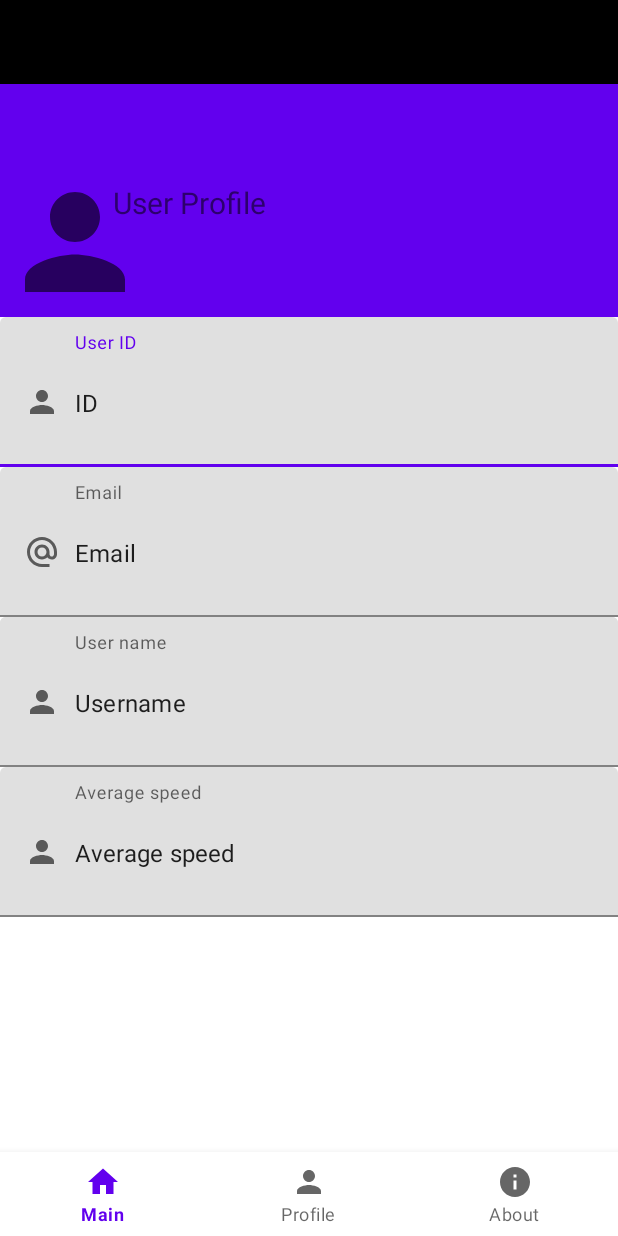
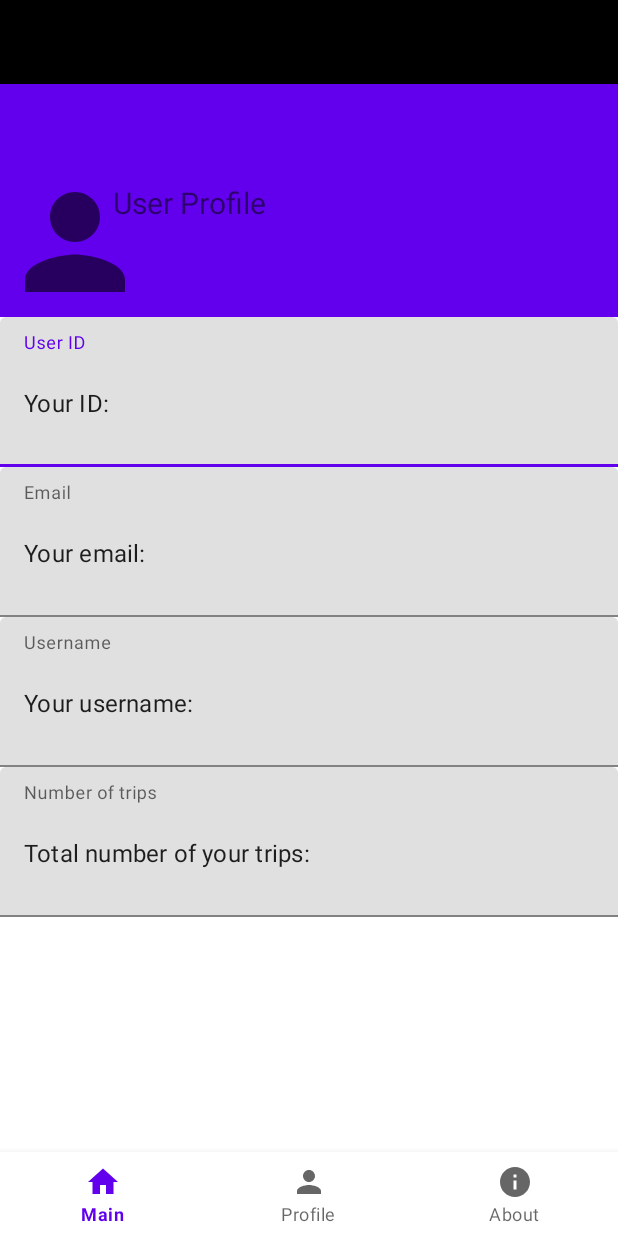
Before and after one commit to emilisk/ANDROID-application-for-mobile-system-for-vehicle-parameter-monitoring-and-registration, an Android app: the layout activity_profile.xml on its own in the app's theme, with its tools: preview values and no code run, on a phone screen of 412 x 824 dp. Run offline under Robolectric (Android 15) with nearby library versions, the phone set to English and light mode, and no system bars; network calls fail.

Commit message:
location permission, user profile

```diff
--- a/app/src/main/java/mylocation/example/logandreg/About.java
+++ b/app/src/main/java/mylocation/example/logandreg/About.java
@@ -191,9 +191,6 @@ public class About extends AppCompatActivity implements NavigationView.OnNavigat
             case R.id.nav_share:
                 Toast.makeText(this, "Share", Toast.LENGTH_SHORT).show();
                 return true;
-            case R.id.nav_send:
-                Toast.makeText(this, "Send", Toast.LENGTH_SHORT).show();
-                return true;
         }
 
         DrawerLayout drawer = (DrawerLayout) findViewById(R.id.drawer_layout);
--- a/app/src/main/java/mylocation/example/logandreg/MainActivity.java
+++ b/app/src/main/java/mylocation/example/logandreg/MainActivity.java
@@ -46,6 +46,8 @@ public class MainActivity extends AppCompatActivity {
 
     private StringRequest request;
 
+    static String email;
+    static String username;
     static int ats;
     static int kelione;
     static int ats2;
@@ -126,9 +128,12 @@ public class MainActivity extends AppCompatActivity {
                             //JSONObject jsonobject1 = jsonObject.getJSONObject(response.toString());
                             ats = jsonObject.getInt("id");
                             kelione = jsonObject.getInt("tripid");
+                            email = jsonObject.getString("email");
+                            username = user;
                             //Log.d(TAG, "objektas: " + response);
                             Log.d(TAG, "objektas123: " + ats);
                             Log.d(TAG, "keliones id: " + kelione);
+                            Log.d(TAG, "email: " + email);
                             // if(jsonObject.names().get(0).equals("id")){
                             if(savelogincheckbox.isChecked()){
                                 editor.putBoolean("savelogin", true);
--- a/app/src/main/res/layout/activity_profile.xml
+++ b/app/src/main/res/layout/activity_profile.xml
@@ -8,7 +8,7 @@
     android:layout_height="match_parent"
     android:fitsSystemWindows="true"
     tools:context=".MainActivity"
-    tools:openDrawer="start">
+    tools:openDrawer="">
 
     <RelativeLayout
         android:layout_width="match_parent"
@@ -69,9 +69,8 @@
     <com.google.android.material.textfield.TextInputEditText
         android:layout_width="match_parent"
         android:layout_height="match_parent"
-        android:text="ID"
+        android:text="Your ID:"
         android:id="@+id/idkeitimas"
-        android:drawableStart="@drawable/ic_baseline_person_24"
         android:drawablePadding="10dp"/>
 
     </com.google.android.material.textfield.TextInputLayout>
@@ -85,8 +84,8 @@
         <com.google.android.material.textfield.TextInputEditText
             android:layout_width="match_parent"
             android:layout_height="match_parent"
-            android:text="Email"
-            android:drawableStart="@drawable/ic_email"
+            android:text="Your email:"
+            android:id="@+id/emailkeitimas"
             android:drawablePadding="10dp"/>
 
     </com.google.android.material.textfield.TextInputLayout>
@@ -95,28 +94,13 @@
         android:layout_width="match_parent"
         android:layout_height="100dp"
         android:layout_marginTop="355dp"
-        android:hint="User name">
+        android:hint="Username">
 
         <com.google.android.material.textfield.TextInputEditText
             android:layout_width="match_parent"
             android:layout_height="match_parent"
-            android:text="Username"
-            android:drawableStart="@drawable/ic_baseline_person_24"
-            android:drawablePadding="10dp"/>
-
-    </com.google.android.material.textfield.TextInputLayout>
-
-    <com.google.android.material.textfield.TextInputLayout
-        android:layout_width="match_parent"
-        android:layout_height="100dp"
-        android:layout_marginTop="355dp"
-        android:hint="User name">
-
-        <com.google.android.material.textfield.TextInputEditText
-            android:layout_width="match_parent"
-            android:layout_height="match_parent"
-            android:text="Username"
-            android:drawableStart="@drawable/ic_baseline_person_24"
+            android:text="Your username: "
+            android:id="@+id/userkeitimas"
             android:drawablePadding="10dp"/>
 
     </com.google.android.material.textfield.TextInputLayout>
@@ -125,13 +109,13 @@
         android:layout_width="match_parent"
         android:layout_height="100dp"
         android:layout_marginTop="455dp"
-        android:hint="Average speed">
+        android:hint="Number of trips">
 
         <com.google.android.material.textfield.TextInputEditText
             android:layout_width="match_parent"
             android:layout_height="match_parent"
-            android:text="Average speed"
-            android:drawableStart="@drawable/ic_baseline_person_24"
+            android:text="Total number of your trips:"
+            android:id="@+id/tripkeitimas"
             android:drawablePadding="10dp"/>
 
     </com.google.android.material.textfield.TextInputLayout>
--- a/app/src/main/res/menu/drawer_menu.xml
+++ b/app/src/main/res/menu/drawer_menu.xml
@@ -30,10 +30,6 @@
                 android:id="@+id/nav_share"
                 android:icon="@drawable/ic_share"
                 android:title="Share" />
-            <item
-                android:id="@+id/nav_send"
-                android:icon="@drawable/ic_send"
-                android:title="Send" />
         </menu>
     </item>
 </menu>
--- a/app/src/main/res/values/strings.xml
+++ b/app/src/main/res/values/strings.xml
@@ -1,5 +1,5 @@
 <resources>
-    <string name="app_name">Application</string>
+    <string name="app_name">TripLog</string>
     <string name="username">Username</string>
     <string name="password">Password</string>
     <string name="login">Login</string>
@@ -12,7 +12,7 @@
     <string name="register2">register</string>
     <string name="or">OR</string>
     <string name="application">Application</string>
-    <string name="title_activity_maps">Home</string>
+    <string name="title_activity_maps">Map</string>
     <string name="confirm_password">Confirm password</string>
     <string name="signup">Signup</string>
     <string name="email">Email</string>
```
Also changed, not shown: app/src/main/AndroidManifest.xml (+9 -8 lines), app/src/main/java/mylocation/example/logandreg/MainActivity2.java (+134 -0 lines), app/src/main/java/mylocation/example/logandreg/MapsActivity.java (+33 -24 lines), app/src/main/java/mylocation/example/logandreg/Profile.java (+29 -3 lines).
